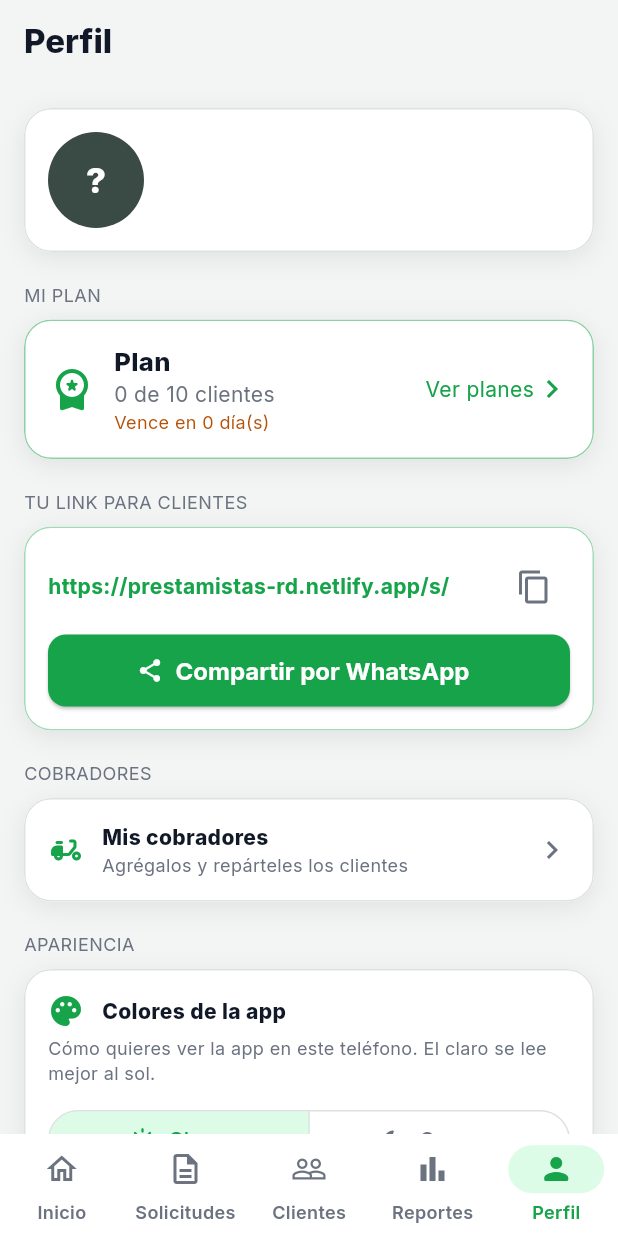
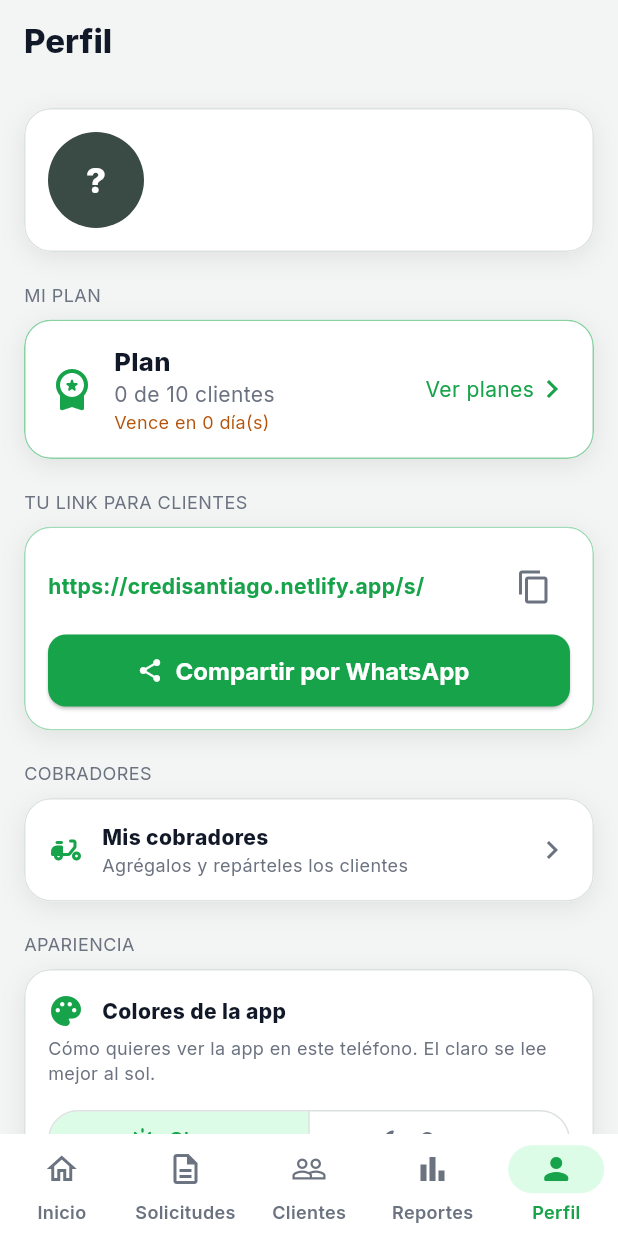
Before and after one commit to Jsantiago28/credisantiago, a Flutter app: the screen it shows once a user with an empty profile is signed in, item 5 of the bottom bar chosen, on a phone screen of 412 x 824 dp. Run offline on Flutter 3.47's test engine with Material 3 defaults, Android fonts, the phone set to English and light mode, and no system bars; our stand-ins replace fl_chart, flutter_map, geolocator, google_fonts, image_picker, latlong2 and 5 more; missing offline and left inert: dart:html, dart:js_interop, excel; accounts and stored records are empty.

Commit message:
Dirección publicada: credisantiago.netlify.app
Co-Authored-By: Claude Opus 5.5 <noreply@anthropic.com>

```diff
--- a/lib/logic/dominio.dart
+++ b/lib/logic/dominio.dart
@@ -7,4 +7,4 @@ import 'package:flutter/foundation.dart';
 String get kDominioBase => kIsWeb ? Uri.base.origin : kDominioPublicado;
 
 /// Cambiar por la dirección real cuando se publique (Netlify / dominio propio).
-const kDominioPublicado = 'https://prestamistas-rd.netlify.app';
+const kDominioPublicado = 'https://credisantiago.netlify.app';
```
Also changed, not shown: 1 other file.
